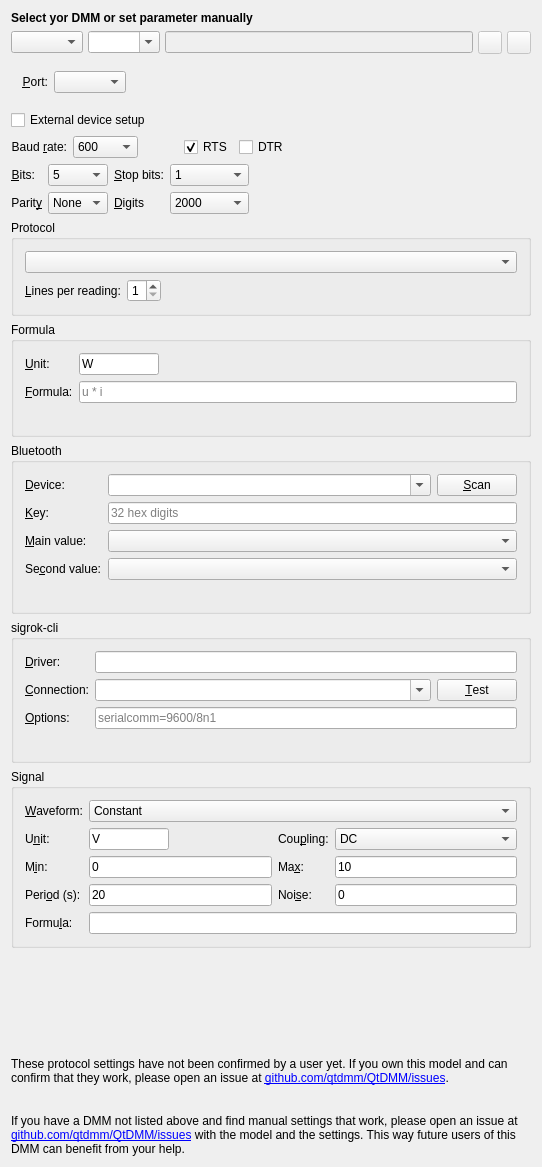
Before: the Qt Designer form src/ui/forms/uidevicesettings.ui in redPanther/QtDMM, drawn with Qt 5.
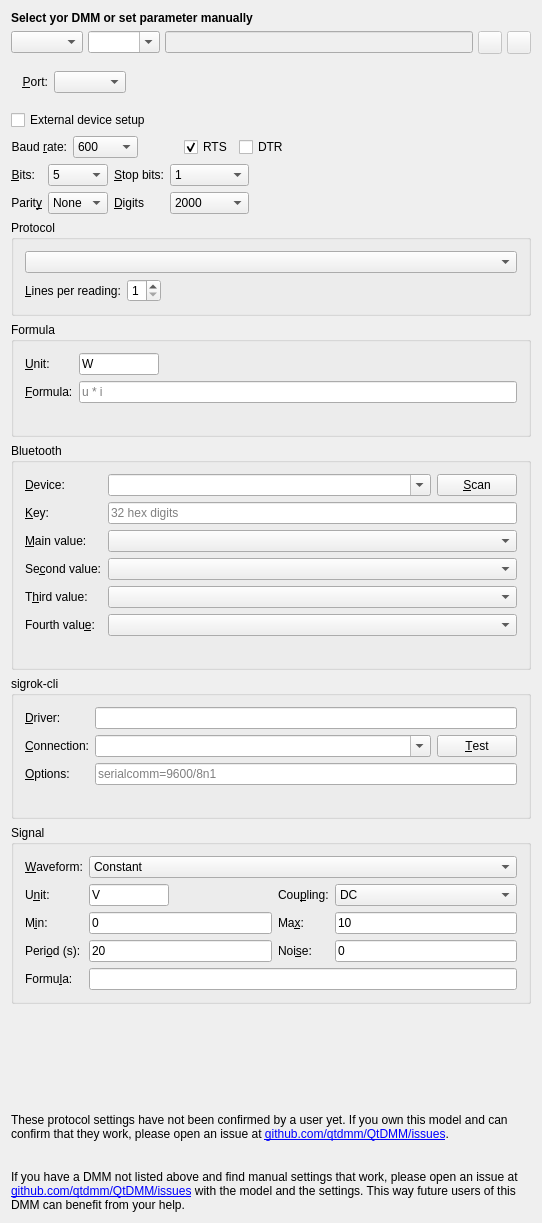
After: the same form once the commit is applied. Icons and pictures are not drawn.

Commit message:
Victron: a third and a fourth value
- device settings: two more field combos, Third value and Fourth value,
  "none" at first (Port settings/ble-third, ble-fourth; kept in My devices)
- the port string gets them only when one is chosen, so a setting of
  before keeps its string: "ble <address> <key> <main> <second> [<third>
  <fourth>]"; VictronBle::frame() takes the field list
- DecoderVictronBLE adds channel 2 and 3 for them; the fourth alone brings
  an empty third, so its id stays 3. pick() no longer reads all[-1]
- DeviceSettings::valueCount(): for a Victron 2, 3 or 4 by the fields chosen

Patch:
```diff
--- a/src/ui/forms/uidevicesettings.ui
+++ b/src/ui/forms/uidevicesettings.ui
@@ -825,7 +825,41 @@
         </property>
        </widget>
       </item>
+      <item row="4" column="0">
+       <widget class="QLabel" name="ui_bleThirdLabel">
+        <property name="text">
+         <string>T&amp;hird value:</string>
+        </property>
+        <property name="buddy">
+         <cstring>ui_bleThird</cstring>
+        </property>
+       </widget>
+      </item>
       <item row="4" column="1" colspan="2">
+       <widget class="QComboBox" name="ui_bleThird">
+        <property name="whatsThis">
+         <string>A third value, on the display's second line after the second one.</string>
+        </property>
+       </widget>
+      </item>
+      <item row="5" column="0">
+       <widget class="QLabel" name="ui_bleFourthLabel">
+        <property name="text">
+         <string>Fourth valu&amp;e:</string>
+        </property>
+        <property name="buddy">
+         <cstring>ui_bleFourth</cstring>
+        </property>
+       </widget>
+      </item>
+      <item row="5" column="1" colspan="2">
+       <widget class="QComboBox" name="ui_bleFourth">
+        <property name="whatsThis">
+         <string>A fourth value, on the display's second line after the third one.</string>
+        </property>
+       </widget>
+      </item>
+      <item row="6" column="1" colspan="2">
        <widget class="QLabel" name="ui_bleHint">
         <property name="text">
          <string notr="true"/>
```
The commit also changes 17 other files.
